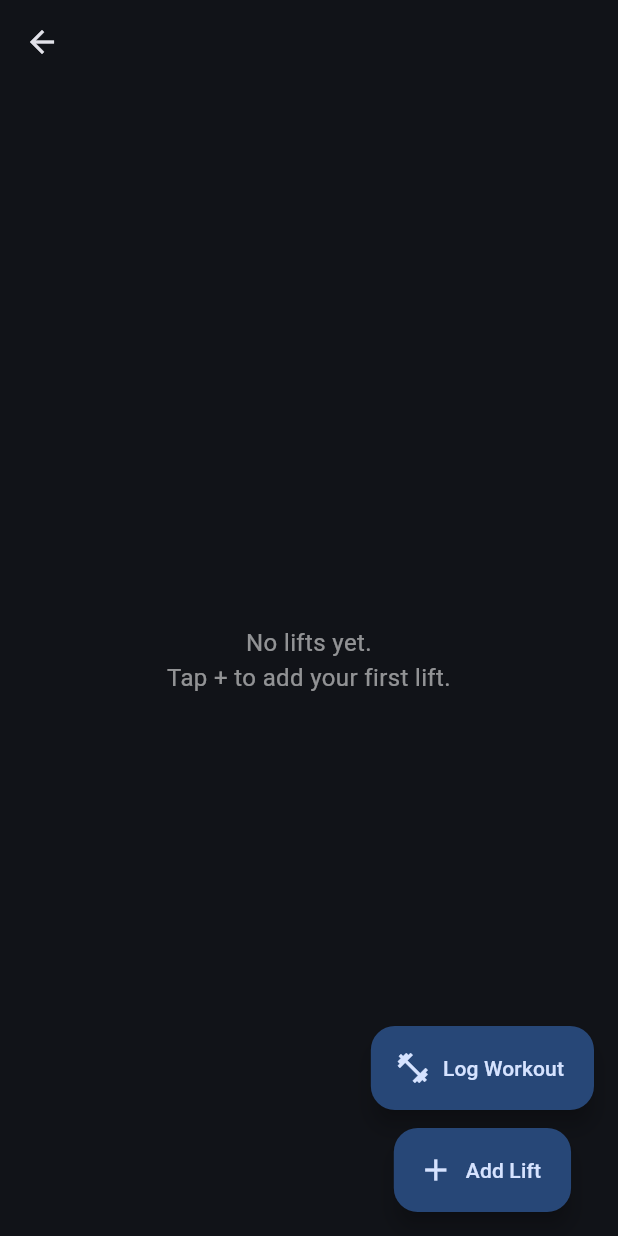
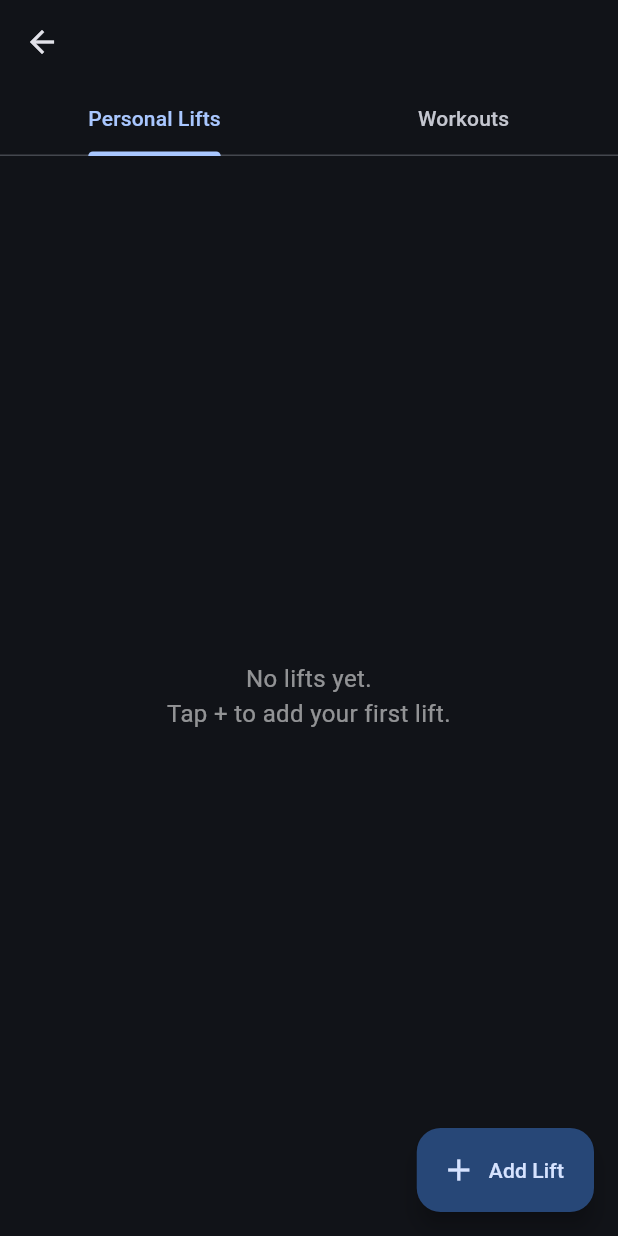
Before and after one commit to rhaodc/lifttracker, a Flutter app: the HomeScreen screen opened directly with empty values, on a phone screen of 412 x 824 dp. Run offline on Flutter 3.47's test engine with Material 3 defaults, Android fonts, the phone set to English and light mode, and no system bars; our stand-ins replace cloud_firestore, firebase_core; accounts and stored records are empty.

Commit message:
added tabs

```diff
--- a/lib/main.dart
+++ b/lib/main.dart
@@ -375,8 +375,29 @@ class HomeScreen extends StatefulWidget {
   State<HomeScreen> createState() => _HomeScreenState();
 }
 
-class _HomeScreenState extends State<HomeScreen> {
+class _HomeScreenState extends State<HomeScreen>
+    with SingleTickerProviderStateMixin {
+  late final TabController _tabController;
   List<Lift> get lifts => widget.profile.lifts;
+  List<Workout> get workouts => widget.profile.workouts;
+
+  @override
+  void initState() {
+    super.initState();
+    _tabController = TabController(length: 2, vsync: this);
+    _tabController.addListener(() => setState(() {}));
+  }
+
+  @override
+  void dispose() {
+    _tabController.dispose();
+    super.dispose();
+  }
+
+  String _fmtDate(DateTime d) {
+    const m = ['Jan','Feb','Mar','Apr','May','Jun','Jul','Aug','Sep','Oct','Nov','Dec'];
+    return '${m[d.month - 1]} ${d.day}, ${d.year}';
+  }
 
   void _logWorkout() {
     Navigator.push(
@@ -470,16 +491,43 @@ class _HomeScreenState extends State<HomeScreen> {
         title: Text(widget.profile.name,
             style: const TextStyle(fontWeight: FontWeight.bold)),
         centerTitle: true,
+        bottom: TabBar(
+          controller: _tabController,
+          tabs: const [
+            Tab(text: 'Personal Lifts'),
+            Tab(text: 'Workouts'),
+          ],
         ),
-      body: lifts.isEmpty
-          ? const Center(
+      ),
+      body: TabBarView(
+        controller: _tabController,
+        children: [_buildLiftsTab(), _buildWorkoutsTab()],
+      ),
+      floatingActionButton: _tabController.index == 0
+          ? FloatingActionButton.extended(
+              onPressed: _addLift,
+              icon: const Icon(Icons.add),
+              label: const Text('Add Lift'),
+            )
+          : FloatingActionButton.extended(
+              onPressed: _logWorkout,
+              icon: const Icon(Icons.fitness_center),
+              label: const Text('Log Workout'),
+            ),
+    );
+  }
+
+  Widget _buildLiftsTab() {
+    if (lifts.isEmpty) {
+      return const Center(
         child: Text(
           'No lifts yet.\nTap + to add your first lift.',
           textAlign: TextAlign.center,
           style: TextStyle(fontSize: 16, color: Colors.white54),
         ),
-            )
-          : ListView.separated(
+      );
+    }
+    return ListView.separated(
       padding: const EdgeInsets.all(16),
       itemCount: lifts.length,
       separatorBuilder: (_, _) => const SizedBox(height: 8),
@@ -504,14 +552,14 @@ class _HomeScreenState extends State<HomeScreen> {
           child: Card(
             margin: EdgeInsets.zero,
             child: ListTile(
-                      contentPadding: const EdgeInsets.symmetric(
-                          horizontal: 16, vertical: 8),
+              contentPadding:
+                  const EdgeInsets.symmetric(horizontal: 16, vertical: 8),
               title: Text(lift.name,
                   style: const TextStyle(
                       fontSize: 18, fontWeight: FontWeight.w600)),
               subtitle: Text(_subtitle(lift),
-                          style: const TextStyle(
-                              fontSize: 13, color: Colors.white60)),
+                  style:
+                      const TextStyle(fontSize: 13, color: Colors.white60)),
               trailing: const Icon(Icons.chevron_right),
               onTap: () async {
                 await Navigator.push(
@@ -531,25 +579,50 @@ class _HomeScreenState extends State<HomeScreen> {
           ),
         );
       },
+    );
+  }
+
+  Widget _buildWorkoutsTab() {
+    if (workouts.isEmpty) {
+      return const Center(
+        child: Text(
+          'No workouts yet.\nTap + to log one.',
+          textAlign: TextAlign.center,
+          style: TextStyle(fontSize: 16, color: Colors.white54),
         ),
-      floatingActionButton: Column(
-        mainAxisSize: MainAxisSize.min,
-        children: [
-          FloatingActionButton.extended(
-            heroTag: 'workout',
-            onPressed: _logWorkout,
-            icon: const Icon(Icons.fitness_center),
-            label: const Text('Log Workout'),
+      );
+    }
+    final sorted = [...workouts]
+      ..sort((a, b) => b.date.compareTo(a.date));
+    return ListView.separated(
+      padding: const EdgeInsets.all(16),
+      itemCount: sorted.length,
+      separatorBuilder: (_, _) => const SizedBox(height: 8),
+      itemBuilder: (_, i) {
+        final workout = sorted[i];
+        final exerciseNames = workout.exercises.map((e) => e.liftName).join(' · ');
+        final totalSets =
+            workout.exercises.fold(0, (acc, e) => acc + e.sets.length);
+        return Card(
+          margin: EdgeInsets.zero,
+          child: ListTile(
+            contentPadding:
+                const EdgeInsets.symmetric(horizontal: 16, vertical: 8),
+            title: Text(_fmtDate(workout.date),
+                style: const TextStyle(
+                    fontSize: 16, fontWeight: FontWeight.w600)),
+            subtitle: Text(
+              exerciseNames.isEmpty ? 'No exercises' : exerciseNames,
+              style: const TextStyle(fontSize: 13, color: Colors.white60),
+              overflow: TextOverflow.ellipsis,
             ),
-          const SizedBox(height: 12),
-          FloatingActionButton.extended(
-            heroTag: 'lift',
-            onPressed: _addLift,
-            icon: const Icon(Icons.add),
-            label: const Text('Add Lift'),
+            trailing: Text(
+              '$totalSets set${totalSets == 1 ? '' : 's'}',
+              style: const TextStyle(fontSize: 13, color: Colors.white54),
             ),
-        ],
           ),
+        );
+      },
     );
   }
 }
```
Lines whose indentation alone changed are shown as unchanged.
